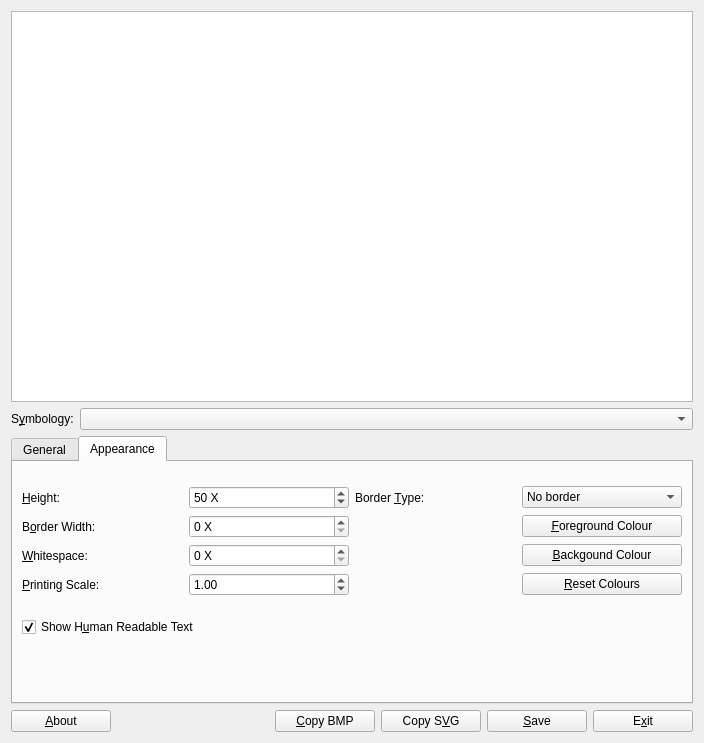
The window that frontend_qt/mainWindow.ui (zint/zint) describes before a commit, drawn with Qt 5.
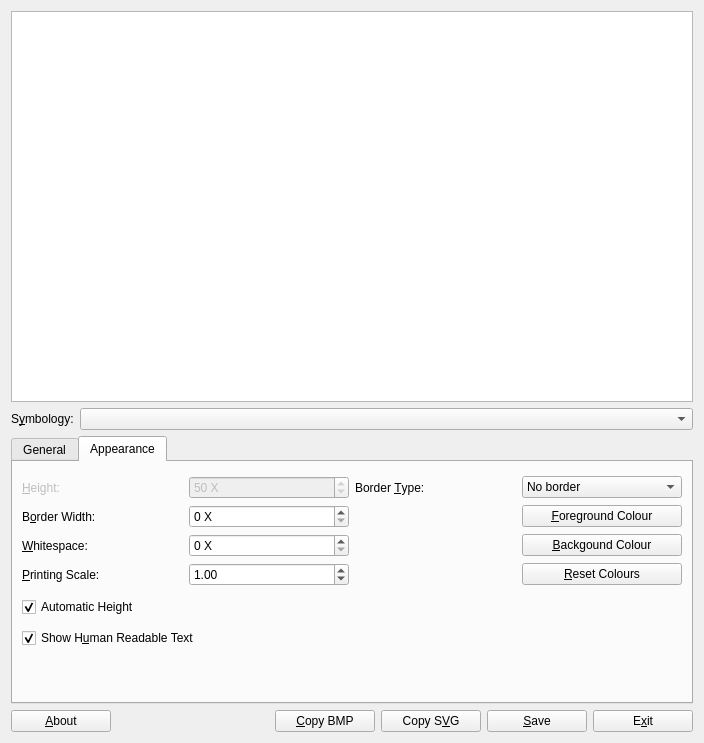
The same window after the commit. Icons and pictures are not drawn.

Commit message:
Add Automatic Height option to UI and enable by default
Brings UI default settings in line with CLI default settings

Diff of the .ui file:
```diff
--- a/frontend_qt/mainWindow.ui
+++ b/frontend_qt/mainWindow.ui
@@ -331,7 +331,10 @@
            <item>
             <layout class="QGridLayout" name="gridLayout">
              <item row="0" column="0">
-              <widget class="QLabel" name="label_3">
+              <widget class="QLabel" name="lblHeight">
+               <property name="enabled">
+                <bool>false</bool>
+               </property>
                <property name="text">
                 <string>&amp;Height:</string>
                </property>
@@ -384,6 +387,9 @@
              </item>
              <item row="0" column="1">
               <widget class="QSpinBox" name="heightb">
+               <property name="enabled">
+                <bool>false</bool>
+               </property>
                <property name="toolTip">
                 <string>Overall symbol height</string>
                </property>
@@ -522,6 +528,19 @@
              </item>
             </layout>
            </item>
+           <item>
+            <widget class="QCheckBox" name="chkAutoHeight">
+             <property name="enabled">
+              <bool>true</bool>
+             </property>
+             <property name="text">
+              <string>Automatic Height</string>
+             </property>
+             <property name="checked">
+              <bool>true</bool>
+             </property>
+            </widget>
+           </item>
            <item>
             <widget class="QCheckBox" name="chkHRTHide">
              <property name="toolTip">
```
Left out of the diff: 4 changed lines with no effect on the pictures. The commit also changes 3 other files.
